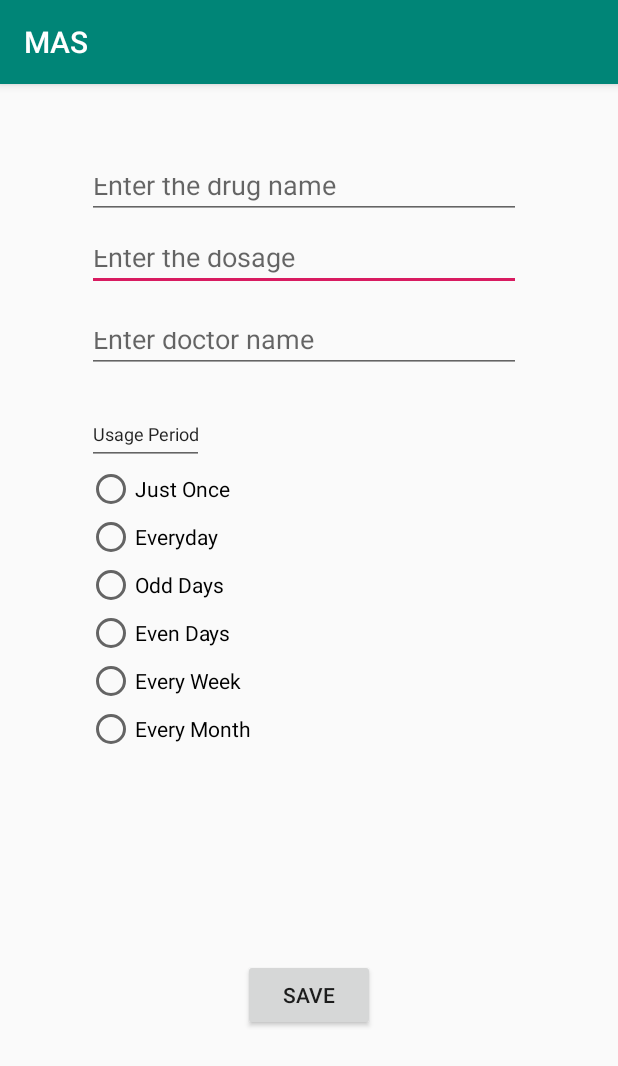
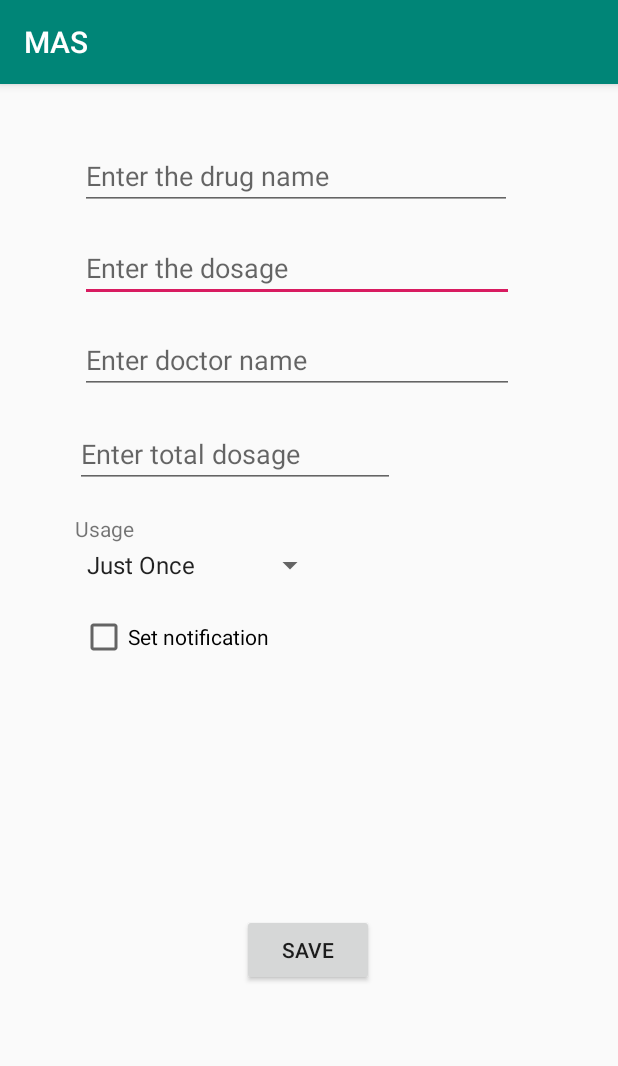
Before and after one commit to mz966319/Medication-Adherence-System, an Android app: the AddDetails screen opened directly, with no data from a screen before it, on a phone screen of 412 x 824 dp. Shown: the top 1066 px of the screen. Run offline under Robolectric (Android 15) with nearby library versions, the phone set to English and light mode, and no system bars; our stand-ins replace Firebase (no records; nobody signed in at launch, a user with empty details on screens opened directly).

Commit message:
[CODE] made some changes to AddDetails.java and its xml file to add option for the notification settings and dos and ceated medicine object - Moaaz - Jenny

```diff
--- a/MAS/app/src/main/java/com/example/mas/AddDetails.java
+++ b/MAS/app/src/main/java/com/example/mas/AddDetails.java
@@ -4,10 +4,15 @@ import androidx.appcompat.app.AppCompatActivity;
 
 import android.content.Intent;
 import android.os.Bundle;
+import android.text.Layout;
 import android.util.Log;
 import android.view.View;
+import android.widget.ArrayAdapter;
 import android.widget.Button;
+import android.widget.CheckBox;
 import android.widget.EditText;
+import android.widget.LinearLayout;
+import android.widget.Spinner;
 import android.widget.TextView;
 import android.widget.TextView;
 import android.widget.Toast;
@@ -21,11 +26,15 @@ public class AddDetails extends AppCompatActivity {
 
     private FirebaseDatabase database = FirebaseDatabase.getInstance();
     private DatabaseReference myRef = database.getReference("medicines");
-
     @Override
     protected void onCreate(Bundle savedInstanceState) {
         super.onCreate(savedInstanceState);
         setContentView(R.layout.activity_add_details);
+
+        CreateSpinners();
+        LinearLayout notificationLayout = (LinearLayout) findViewById(R.id.notificationLayout);
+
+        notificationLayout.setVisibility(View.INVISIBLE);
 
         Button button = (Button)findViewById(R.id.saveDrug);
         button.setOnClickListener(new View.OnClickListener() {
@@ -63,4 +72,56 @@ public class AddDetails extends AppCompatActivity {
             }
         });
     }
+
+
+
+    public void setShowNotificationOptions(View view){
+        CheckBox checkBox = (CheckBox)findViewById(R.id.checkBox);
+        LinearLayout notificationLayout = (LinearLayout) findViewById(R.id.notificationLayout);
+
+        if(checkBox.isChecked()){
+            notificationLayout.setVisibility(View.VISIBLE);
+        }
+        if(!checkBox.isChecked()){
+            notificationLayout.setVisibility(View.INVISIBLE);
+        }
+    }
+
+
+
+    private void CreateSpinners(){
+        String[] arraySpinnerUsage = new String[] {
+                "Just Once", "Everyday", "Odd Days", "Even Days", "Every Week", "Every Month"};
+        Spinner usageSpinner = (Spinner) findViewById(R.id.spinner);
+        usageSpinner.setPrompt("Usage Period");
+        ArrayAdapter<String> adapter = new ArrayAdapter<String>(this,
+                android.R.layout.simple_spinner_item, arraySpinnerUsage);
+        adapter.setDropDownViewResource(android.R.layout.simple_spinner_dropdown_item);
+        usageSpinner.setAdapter(adapter);
+
+        String[] arraySpinnerHours = new String[] {
+                "1", "2", "3", "4", "5", "6","7","8","9","10","11","12"};
+        Spinner hoursSpinner = (Spinner) findViewById(R.id.spinnerHours);
+        adapter = new ArrayAdapter<String>(this,
+                android.R.layout.simple_spinner_item, arraySpinnerHours);
+        adapter.setDropDownViewResource(android.R.layout.simple_spinner_dropdown_item);
+        hoursSpinner.setAdapter(adapter);
+
+        String[] arraySpinnerMins= new String[59];
+        for(int i=0;i<59;i++){
+            arraySpinnerMins[i]=Integer.toString((i+1));
+        }
+        Spinner minsSpinner = (Spinner) findViewById(R.id.spinnerMins);
+        adapter = new ArrayAdapter<String>(this,
+                android.R.layout.simple_spinner_item, arraySpinnerMins);
+        adapter.setDropDownViewResource(android.R.layout.simple_spinner_dropdown_item);
+        minsSpinner.setAdapter(adapter);
+
+        String[] arraySpinnerAPM = new String[] {"AM", "PM"};
+        Spinner APMSpinner = (Spinner) findViewById(R.id.spinnerAPm);
+        adapter = new ArrayAdapter<String>(this,
+                android.R.layout.simple_spinner_item, arraySpinnerAPM);
+        adapter.setDropDownViewResource(android.R.layout.simple_spinner_dropdown_item);
+        APMSpinner.setAdapter(adapter);
+    }
 }
--- /dev/null
+++ b/MAS/app/src/main/java/com/example/mas/Medicine.java
@@ -0,0 +1,37 @@
+package com.example.mas;
+
+public class Medicine {
+
+    private String drugname;
+    private String dosage;
+    private String doctorname;
+    public Medicine(){}
+    public Medicine(String drugname,String dosage, String doctorname){
+        this.drugname = drugname;
+        this.dosage = dosage;
+        this.doctorname = doctorname;
+    }
+    public String getDrugname() {
+        return drugname;
+    }
+
+    public void setDrugname(String drugname) {
+        this.drugname = drugname;
+    }
+
+    public String getDosage() {
+        return dosage;
+    }
+
+    public void setDosage(String dosage) {
+        this.dosage = dosage;
+    }
+
+    public String getDoctorname() {
+        return doctorname;
+    }
+
+    public void setDoctorname(String doctorname) {
+        this.doctorname = doctorname;
+    }
+}
--- a/MAS/app/src/main/res/layout/activity_add_details.xml
+++ b/MAS/app/src/main/res/layout/activity_add_details.xml
@@ -9,111 +9,159 @@
     <EditText
         android:id="@+id/dosage"
         android:layout_width="289dp"
-        android:layout_height="37dp"
+        android:layout_height="44dp"
+        android:layout_marginTop="17dp"
         android:hint="Enter the dosage"
-        app:layout_constraintBottom_toBottomOf="parent"
         app:layout_constraintEnd_toEndOf="parent"
-        app:layout_constraintHorizontal_bias="0.475"
+        app:layout_constraintHorizontal_bias="0.434"
         app:layout_constraintStart_toStartOf="parent"
-        app:layout_constraintTop_toTopOf="parent"
-        app:layout_constraintVertical_bias="0.138" />
+        app:layout_constraintTop_toBottomOf="@+id/drugName" />
 
     <EditText
         android:id="@+id/doctorName"
         android:layout_width="289dp"
-        android:layout_height="37dp"
+        android:layout_height="44dp"
+        android:layout_marginTop="17dp"
         android:hint="Enter doctor name"
-        app:layout_constraintBottom_toBottomOf="parent"
         app:layout_constraintEnd_toEndOf="parent"
-        app:layout_constraintHorizontal_bias="0.475"
+        app:layout_constraintHorizontal_bias="0.434"
         app:layout_constraintStart_toStartOf="parent"
-        app:layout_constraintTop_toTopOf="parent"
-        app:layout_constraintVertical_bias="0.213" />
+        app:layout_constraintTop_toBottomOf="@+id/dosage" />
 
     <EditText
         android:id="@+id/drugName"
-        android:layout_width="289dp"
-        android:layout_height="37dp"
+        android:layout_width="288dp"
+        android:layout_height="44dp"
+        android:layout_marginTop="40dp"
         android:hint="Enter the drug name"
-        app:layout_constraintBottom_toBottomOf="parent"
         app:layout_constraintEnd_toEndOf="parent"
-        app:layout_constraintHorizontal_bias="0.475"
+        app:layout_constraintHorizontal_bias="0.43"
         app:layout_constraintStart_toStartOf="parent"
-        app:layout_constraintTop_toTopOf="parent"
-        app:layout_constraintVertical_bias="0.072" />
-
-    <EditText
-        android:id="@+id/editText3"
-        android:layout_width="78dp"
-        android:layout_height="41dp"
-        android:ems="10"
-        android:inputType="textPersonName"
-        android:text="Usage Period"
-        android:textSize="12sp"
-        app:layout_constraintBottom_toBottomOf="parent"
-        app:layout_constraintEnd_toEndOf="parent"
-        app:layout_constraintHorizontal_bias="0.174"
-        app:layout_constraintStart_toStartOf="parent"
-        app:layout_constraintTop_toBottomOf="@+id/doctorName"
-        app:layout_constraintVertical_bias="0.037" />
-
-    <RadioGroup
-        android:id="@+id/radioGroup2"
-        android:layout_width="312dp"
-        android:layout_height="192dp"
-        app:layout_constraintBottom_toBottomOf="parent"
-        app:layout_constraintEnd_toEndOf="parent"
-        app:layout_constraintHorizontal_bias="0.58"
-        app:layout_constraintStart_toStartOf="parent"
-        app:layout_constraintTop_toBottomOf="@+id/editText3"
-        app:layout_constraintVertical_bias="0.0">
-
-        <RadioButton
-            android:id="@+id/justOnce"
-            android:layout_width="match_parent"
-            android:layout_height="wrap_content"
-            android:text="Just Once" />
-
-        <RadioButton
-            android:id="@+id/everyday"
-            android:layout_width="match_parent"
-            android:layout_height="wrap_content"
-            android:text="Everyday" />
-
-        <RadioButton
-            android:id="@+id/oddDays"
-            android:layout_width="match_parent"
-            android:layout_height="wrap_content"
-            android:text="Odd Days" />
-
-        <RadioButton
-            android:id="@+id/evenDays"
-            android:layout_width="match_parent"
-            android:layout_height="wrap_content"
-            android:text="Even Days" />
-
-        <RadioButton
-            android:id="@+id/everyWeek"
-            android:layout_width="match_parent"
-            android:layout_height="wrap_content"
-            android:text="Every Week" />
-
-        <RadioButton
-            android:id="@+id/everyMonth"
-            android:layout_width="match_parent"
-            android:layout_height="wrap_content"
-            android:text="Every Month" />
-
-    </RadioGroup>
+        app:layout_constraintTop_toTopOf="parent" />
 
     <Button
         android:id="@+id/saveDrug"
         android:layout_width="wrap_content"
         android:layout_height="wrap_content"
+        android:layout_marginBottom="60dp"
         android:text="Save"
         app:layout_constraintBottom_toBottomOf="parent"
         app:layout_constraintEnd_toEndOf="parent"
+        app:layout_constraintHorizontal_bias="0.498"
         app:layout_constraintStart_toStartOf="parent"
-        app:layout_constraintTop_toBottomOf="@+id/radioGroup2" />
+        app:layout_constraintTop_toBottomOf="@+id/notificationLayout" />
+
+    <Spinner
+        android:id="@+id/spinner"
+        android:layout_width="167dp"
+        android:layout_height="29dp"
+        app:layout_constraintEnd_toEndOf="parent"
+        app:layout_constraintHorizontal_bias="0.204"
+        app:layout_constraintStart_toStartOf="parent"
+        app:layout_constraintTop_toBottomOf="@+id/textView" />
+
+    <CheckBox
+        android:id="@+id/checkBox"
+        android:layout_width="wrap_content"
+        android:layout_height="wrap_content"
+        android:layout_marginTop="17dp"
+        android:onClick="setShowNotificationOptions"
+        android:text="Set notification"
+        app:layout_constraintEnd_toEndOf="parent"
+        app:layout_constraintHorizontal_bias="0.187"
+        app:layout_constraintStart_toStartOf="parent"
+        app:layout_constraintTop_toBottomOf="@+id/spinner" />
+
+    <EditText
+        android:id="@+id/TotalDosageEditText   "
+        android:layout_width="wrap_content"
+        android:layout_height="wrap_content"
+        android:layout_marginTop="17dp"
+        android:ems="10"
+        android:hint="Enter total dosage    "
+        android:inputType="number"
+        app:layout_constraintEnd_toEndOf="parent"
+        app:layout_constraintHorizontal_bias="0.252"
+        app:layout_constraintStart_toStartOf="parent"
+        app:layout_constraintTop_toBottomOf="@+id/doctorName" />
+
+    <TextView
+        android:id="@+id/textView"
+        android:layout_width="wrap_content"
+        android:layout_height="wrap_content"
+        android:layout_marginTop="17dp"
+        android:text="Usage"
+        app:layout_constraintEnd_toEndOf="parent"
+        app:layout_constraintHorizontal_bias="0.134"
+        app:layout_constraintStart_toStartOf="parent"
+        app:layout_constraintTop_toBottomOf="@+id/TotalDosageEditText   " />
+
+    <LinearLayout
+        android:id="@+id/notificationLayout"
+        android:layout_width="281dp"
+        android:layout_height="61dp"
+        android:orientation="vertical"
+        app:layout_constraintEnd_toEndOf="parent"
+        app:layout_constraintHorizontal_bias="0.384"
+        app:layout_constraintStart_toStartOf="parent"
+        app:layout_constraintTop_toBottomOf="@+id/checkBox">
+
+        <LinearLayout
+            android:layout_width="match_parent"
+            android:layout_height="wrap_content"
+            android:orientation="horizontal">
+
+            <TextView
+                android:id="@+id/textView2"
+                android:layout_width="wrap_content"
+                android:layout_height="wrap_content"
+                android:layout_marginStart="16dp"
+                android:layout_marginLeft="16dp"
+                android:layout_weight="1"
+                android:text="Hour "
+                app:layout_constraintStart_toStartOf="parent" />
+
+            <TextView
+                android:id="@+id/textView3"
+                android:layout_width="wrap_content"
+                android:layout_height="wrap_content"
+                android:layout_weight="1"
+                android:text="Minute " />
+
+            <TextView
+                android:id="@+id/textView4"
+                android:layout_width="wrap_content"
+                android:layout_height="wrap_content"
+                android:layout_weight="1"
+                android:text="Period " />
+        </LinearLayout>
+
+        <LinearLayout
+            android:layout_width="288dp"
+            android:layout_height="33dp"
+            android:layout_marginTop="5dp"
+            android:orientation="horizontal">
+
+            <Spinner
+                android:id="@+id/spinnerHours"
+                android:layout_width="113dp"
+                android:layout_height="match_parent"
+                android:layout_weight="1" />
+
+            <Spinner
+                android:id="@+id/spinnerMins"
+                android:layout_width="113dp"
+                android:layout_height="match_parent"
+                android:layout_weight="1"
+                tools:layout_editor_absoluteX="108dp"
+                tools:layout_editor_absoluteY="402dp" />
+
+            <Spinner
+                android:id="@+id/spinnerAPm"
+                android:layout_width="110dp"
+                android:layout_height="match_parent"
+                android:layout_weight="1" />
+        </LinearLayout>
+    </LinearLayout>
 
 </androidx.constraintlayout.widget.ConstraintLayout>
```
